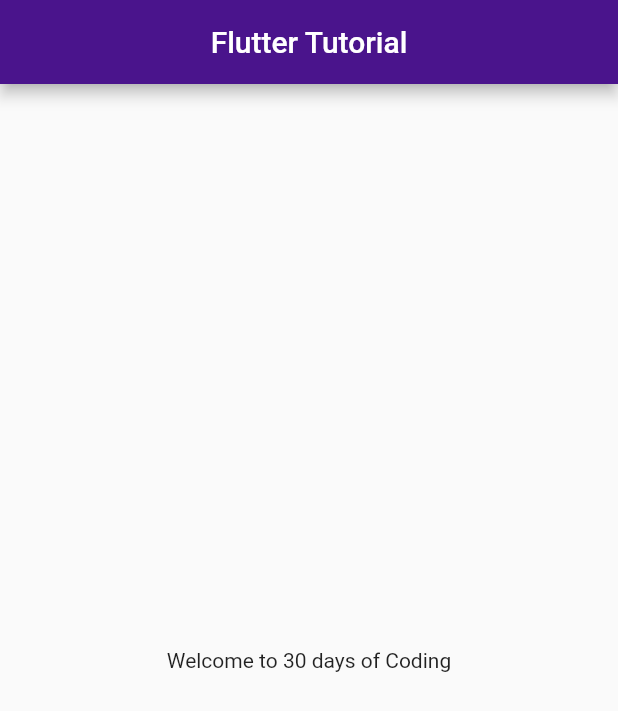
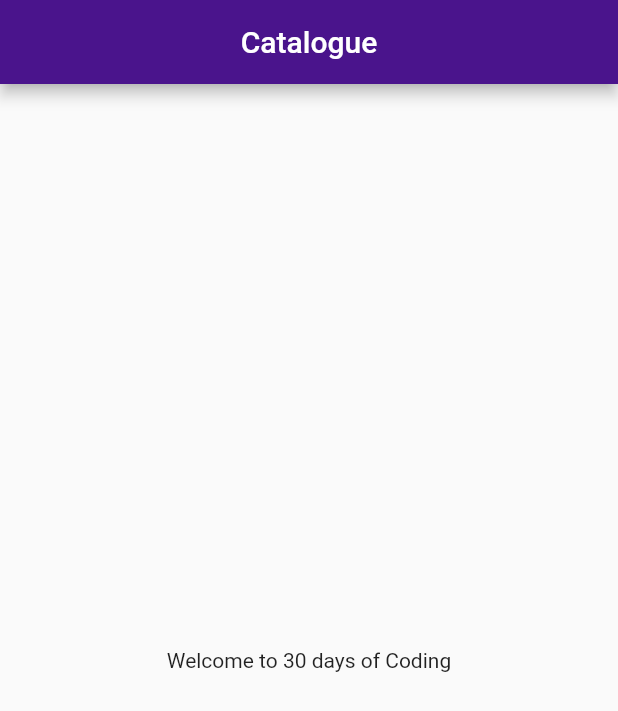
Before and after one commit to Subhradeep10/Flutter-Test-App, a Flutter app: the screen it shows after launch, on a phone screen of 412 x 824 dp. Shown: the top 711 px of the screen. Run offline on Flutter 3.47's test engine with Material 2 defaults, Android fonts, the phone set to English and light mode, and no system bars.

Commit message:
Day 3 Starts

```diff
--- a/lib/homepage.dart
+++ b/lib/screens/homepage.dart
@@ -10,7 +10,7 @@
     return Scaffold(
       appBar: AppBar(
         backgroundColor: Colors.purple[900],
-        title: Center(child: Text("Flutter Tutorial")),
+        title: Center(child: Text("Catalogue")),
       ),
       body: Center(
         child: Container(
--- a/lib/main.dart
+++ b/lib/screens/main.dart
@@ -1,4 +1,4 @@
-import 'package:first_app/homepage.dart';
+import 'package:first_app/screens/homepage.dart';
 import 'package:flutter/material.dart';
 
 void main() {
@@ -10,6 +10,10 @@
 
   @override
   Widget build(BuildContext context) {
-    return MaterialApp(home: Homepage());
+    return MaterialApp(
+      routes: {
+        "/": (context) => Homepage(),
+      },
+    );
   }
 }
```
Also changed, not shown: lib/screens/loginpage.dart (added, +16 -0 lines), 1 other file.
